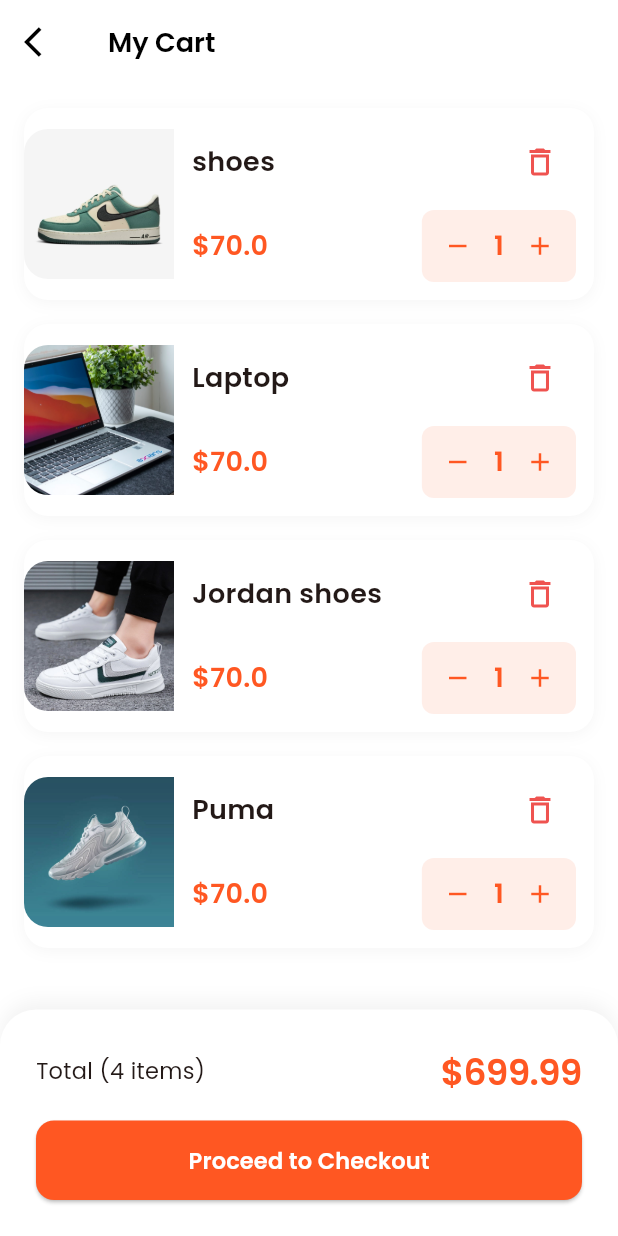
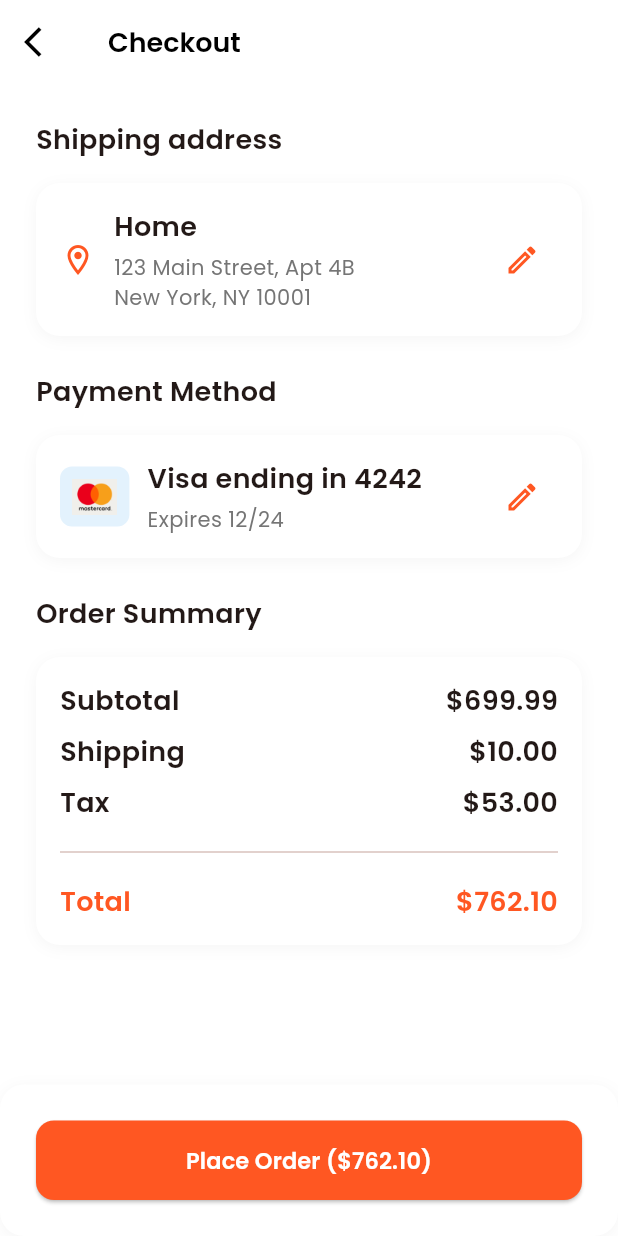
Before and after one commit to abdelrazzaq19/Ecommerce_ui_flutter-, a Flutter app: the CartScreen screen opened directly, after a tap on "Proceed to Checkout", on a phone screen of 412 x 824 dp. Run offline on Flutter 3.47's test engine with Material 3 defaults, Android fonts, the phone set to English and light mode, and no system bars; our stand-ins replace get, get_storage, google_fonts, lottie, share_plus; accounts and stored records are empty.

Commit message:
13 commit

```diff
--- a/lib/view/cart_screen.dart
+++ b/lib/view/cart_screen.dart
@@ -2,6 +2,7 @@
 
 import 'package:ecommerce_ui/models/product.dart';
 import 'package:ecommerce_ui/utils/app_textstyles.dart';
+import 'package:ecommerce_ui/view/checkout/screens/checkout_screen.dart';
 import 'package:flutter/material.dart';
 import 'package:get/route_manager.dart';
 
@@ -300,9 +301,7 @@ class CartScreen extends StatelessWidget {
           SizedBox(
             width: double.infinity,
             child: ElevatedButton(
-              onPressed: () {
-                // navigate to checkout screen
-              },
+              onPressed: () => Get.to(() => CheckoutScreen()),
               style: ElevatedButton.styleFrom(
                 backgroundColor: Theme.of(context).primaryColor,
                 padding: EdgeInsets.symmetric(vertical: 16),
--- /dev/null
+++ b/lib/view/checkout/screens/checkout_screen.dart
@@ -0,0 +1,78 @@
+import 'package:ecommerce_ui/utils/app_textstyles.dart';
+import 'package:ecommerce_ui/view/checkout/widgets/address_card.dart';
+import 'package:ecommerce_ui/view/checkout/widgets/checkout_bottom_bar.dart';
+import 'package:ecommerce_ui/view/checkout/widgets/order_summary_card.dart';
+import 'package:ecommerce_ui/view/checkout/widgets/payment_method_card.dart';
+import 'package:ecommerce_ui/view/order%20confirmation/screens/order_confirmation_screen.dart';
+import 'package:flutter/material.dart';
+import 'package:get/get_navigation/src/extension_navigation.dart';
+import 'package:get/utils.dart';
+
+class CheckoutScreen extends StatelessWidget {
+  const CheckoutScreen({super.key});
+
+  @override
+  Widget build(BuildContext context) {
+    final isDark = Theme.of(context).brightness == Brightness.dark;
+    return Scaffold(
+      appBar: AppBar(
+        leading: IconButton(
+          onPressed: () => Get.back(),
+          icon: Icon(
+            Icons.arrow_back_ios,
+            color: isDark ? Colors.white : Colors.black,
+          ),
+        ),
+        title: Text(
+          "Checkout",
+          style: AppTextstyles.withColor(
+            AppTextstyles.h3,
+            isDark ? Colors.white : Colors.black,
+          ),
+        ),
+      ),
+      body: SingleChildScrollView(
+        padding: EdgeInsets.all(24),
+        child: Column(
+          crossAxisAlignment: CrossAxisAlignment.start,
+          children: [
+            _buildSectionTitle(context, "Shipping address"),
+            SizedBox(height: 16),
+            AddressCard(),
+            SizedBox(height: 24),
+            _buildSectionTitle(context, "Payment Method"),
+            SizedBox(height: 16),
+            PaymentMethodCard(),
+            SizedBox(height: 24),
+            _buildSectionTitle(context, "Order Summary"),
+            SizedBox(height: 16),
+            OrderSummaryCard(),
+          ],
+        ),
+      ),
+      bottomNavigationBar: CheckoutBottomBar(
+        totalAmount: 762.10,
+        onPlaceOrder: () {
+          // generate a random order number (in real app, this would come from backend)
+          final orderNumber =
+              "ORD${DateTime.now().millisecondsSinceEpoch.toString().substring(7)}";
+
+          Get.to(() => OrderConfirmationScreen(
+            orderNumber: orderNumber,
+            totalAmount: 762.10,
+          ));
+        },
+      ),
+    );
+  }
+
+  Widget _buildSectionTitle(BuildContext context, String title) {
+    return Text(
+      title,
+      style: AppTextstyles.withColor(
+        AppTextstyles.h3,
+        Theme.of(context).textTheme.bodyLarge!.color!,
+      ),
+    );
+  }
+}
--- /dev/null
+++ b/lib/view/checkout/widgets/address_card.dart
@@ -0,0 +1,69 @@
+import 'package:ecommerce_ui/utils/app_textstyles.dart';
+import 'package:flutter/material.dart';
+
+class AddressCard extends StatelessWidget {
+  const AddressCard({super.key});
+
+  @override
+  Widget build(BuildContext context) {
+    final isDark = Theme.of(context).brightness == Brightness.dark;
+    return Container(
+      padding: EdgeInsets.all(16),
+      decoration: BoxDecoration(
+        color: Theme.of(context).cardColor,
+        borderRadius: BorderRadius.circular(16),
+        boxShadow: [
+          BoxShadow(
+            color: isDark
+                ? Colors.black.withOpacity(0.2)
+                : Colors.grey.withOpacity(0.1),
+            blurRadius: 8,
+            offset: Offset(0, 2),
+          ),
+        ],
+      ),
+      child: Column(
+        children: [
+          Row(
+            children: [
+              Icon(
+                Icons.location_on_outlined,
+                color: Theme.of(context).primaryColor,
+              ),
+              SizedBox(width: 12),
+              Expanded(
+                child: Column(
+                  crossAxisAlignment: CrossAxisAlignment.start,
+                  children: [
+                    Text(
+                      "Home",
+                      style: AppTextstyles.withColor(
+                        AppTextstyles.bodyLarge,
+                        Theme.of(context).textTheme.bodyLarge!.color!,
+                      ),
+                    ),
+                    SizedBox(height: 4),
+                    Text(
+                      "123 Main Street, Apt 4B\nNew York, NY 10001",
+                      style: AppTextstyles.withColor(
+                        AppTextstyles.bodySmall,
+                        isDark ? Colors.grey[400]! : Colors.grey[600]!,
+                      ),
+                    ),
+                  ],
+                ),
+              ),
+              IconButton(
+                onPressed: () {},
+                icon: Icon(
+                  Icons.edit_outlined,
+                  color: Theme.of(context).primaryColor,
+                ),
+              ),
+            ],
+          ),
+        ],
+      ),
+    );
+  }
+}
--- /dev/null
+++ b/lib/view/checkout/widgets/checkout_bottom_bar.dart
@@ -0,0 +1,53 @@
+import 'package:ecommerce_ui/utils/app_textstyles.dart';
+import 'package:flutter/material.dart';
+
+class CheckoutBottomBar extends StatelessWidget {
+  final double totalAmount;
+  final VoidCallback onPlaceOrder;
+
+  const CheckoutBottomBar({
+    super.key,
+    required this.totalAmount,
+    required this.onPlaceOrder,
+  });
+
+  @override
+  Widget build(BuildContext context) {
+    final isDark = Theme.of(context).brightness == Brightness.dark;
+    return SafeArea(
+      child: Container(
+        padding: EdgeInsets.all(24),
+        decoration: BoxDecoration(
+          color: Theme.of(context).cardColor,
+          borderRadius: BorderRadius.circular(16),
+          boxShadow: [
+            BoxShadow(
+              color: isDark
+                  ? Colors.black.withOpacity(0.2)
+                  : Colors.grey.withOpacity(0.1),
+              blurRadius: 8,
+              offset: Offset(0, 2),
+            ),
+          ],
+        ),
+        child: ElevatedButton(
+          onPressed: onPlaceOrder,
+          style: ElevatedButton.styleFrom(
+            backgroundColor: Theme.of(context).primaryColor,
+            padding: EdgeInsets.symmetric(vertical: 16),
+            shape: RoundedRectangleBorder(
+              borderRadius: BorderRadius.circular(12),
+            ),
+          ),
+          child: Text(
+            "Place Order (\$${totalAmount.toStringAsFixed(2)})",
+            style: AppTextstyles.withColor(
+              AppTextstyles.buttonMedium,
+              Colors.white,
+            ),
+          ),
+        ),
+      ),
+    );
+  }
+}
--- /dev/null
+++ b/lib/view/checkout/widgets/order_summary_card.dart
@@ -0,0 +1,61 @@
+import 'package:ecommerce_ui/utils/app_textstyles.dart';
+import 'package:flutter/material.dart';
+
+class OrderSummaryCard extends StatelessWidget {
+  const OrderSummaryCard({super.key});
+
+  @override
+  Widget build(BuildContext context) {
+    final isDark = Theme.of(context).brightness == Brightness.dark;
+    return Container(
+      padding: EdgeInsets.all(16),
+      decoration: BoxDecoration(
+        color: Theme.of(context).cardColor,
+        borderRadius: BorderRadius.circular(16),
+        boxShadow: [
+          BoxShadow(
+            color: isDark
+                ? Colors.black.withOpacity(0.2)
+                : Colors.grey.withOpacity(0.1),
+            blurRadius: 8,
+            offset: Offset(0, 2),
+          ),
+        ],
+      ),
+      child: Column(
+        children: [
+          _buildSummaryRow(context, "Subtotal", "\$699.99"),
+          SizedBox(height: 8),
+          _buildSummaryRow(context, "Shipping", "\$10.00"),
+          SizedBox(height: 8),
+          _buildSummaryRow(context, "Tax", "\$53.00"),
+          Padding(
+            padding: EdgeInsetsGeometry.symmetric(vertical: 12),
+            child: Divider(),
+          ),
+          _buildSummaryRow(context, "Total", "\$762.10", isTotal: true),
+        ],
+      ),
+    );
+  }
+
+  Widget _buildSummaryRow(
+    BuildContext context,
+    String label,
+    String value, {
+    bool isTotal = false,
+  }) {
+    final textStyle = isTotal ? AppTextstyles.h3 : AppTextstyles.bodyLarge;
+    final color = isTotal
+        ? Theme.of(context).primaryColor
+        : Theme.of(context).textTheme.bodyLarge!.color!;
+
+    return Row(
+      mainAxisAlignment: MainAxisAlignment.spaceBetween,
+      children: [
+        Text(label, style: AppTextstyles.withColor(textStyle, color)),
+        Text(value, style: AppTextstyles.withColor(textStyle, color)),
+      ],
+    );
+  }
+}
--- /dev/null
+++ b/lib/view/checkout/widgets/payment_method_card.dart
@@ -0,0 +1,73 @@
+import 'package:ecommerce_ui/utils/app_textstyles.dart';
+import 'package:flutter/material.dart';
+
+class PaymentMethodCard extends StatelessWidget {
+  const PaymentMethodCard({super.key});
+
+  @override
+  Widget build(BuildContext context) {
+    final isDark = Theme.of(context).brightness == Brightness.dark;
+    return Container(
+      padding: EdgeInsets.all(16),
+      decoration: BoxDecoration(
+        color: Theme.of(context).cardColor,
+        borderRadius: BorderRadius.circular(16),
+        boxShadow: [
+          BoxShadow(
+            color: isDark
+                ? Colors.black.withOpacity(0.2)
+                : Colors.grey.withOpacity(0.1),
+            blurRadius: 8,
+            offset: Offset(0, 2),
+          ),
+        ],
+      ),
+      child: Column(
+        children: [
+          Row(
+            children: [
+              Container(
+                padding: EdgeInsets.all(8),
+                decoration: BoxDecoration(
+                  color: Colors.blue[50],
+                  borderRadius: BorderRadius.circular(8),
+                ),
+                child: Image.asset("assets/images/mastercard.png", height: 24),
+              ),
+              SizedBox(width: 12),
+              Expanded(
+                child: Column(
+                  crossAxisAlignment: CrossAxisAlignment.start,
+                  children: [
+                    Text(
+                      "Visa ending in 4242",
+                      style: AppTextstyles.withColor(
+                        AppTextstyles.bodyLarge,
+                        Theme.of(context).textTheme.bodyLarge!.color!,
+                      ),
+                    ),
+                    SizedBox(height: 4),
+                    Text(
+                      "Expires 12/24",
+                      style: AppTextstyles.withColor(
+                        AppTextstyles.bodySmall,
+                        isDark ? Colors.grey[400]! : Colors.grey[600]!,
+                      ),
+                    ),
+                  ],
+                ),
+              ),
+              IconButton(
+                onPressed: () {},
+                icon: Icon(
+                  Icons.edit_outlined,
+                  color: Theme.of(context).primaryColor,
+                ),
+              ),
+            ],
+          ),
+        ],
+      ),
+    );
+  }
+}
--- a/lib/view/help center/screens/help_center_screen.dart
+++ b/lib/view/help center/screens/help_center_screen.dart
@@ -1,6 +1,7 @@
 // ignore_for_file: deprecated_member_use
 
 import 'package:ecommerce_ui/utils/app_textstyles.dart';
+import 'package:ecommerce_ui/view/help%20center/widgets/contact_support_section.dart';
 import 'package:ecommerce_ui/view/help%20center/widgets/help_categories_section.dart';
 import 'package:ecommerce_ui/view/help%20center/widgets/popular_questions_section.dart';
 import 'package:flutter/material.dart';
@@ -38,7 +39,9 @@ class HelpCenterScreen extends StatelessWidget {
           SizedBox(height: 24),
           PopularQuestionsSection(),
           SizedBox(height: 24),
-          const HelpCategoriesSection(),
+          HelpCategoriesSection(),
+          SizedBox(height: 24),
+          ContactSupportSection(),
           ],
         ),
       ),
--- a/lib/view/help center/widgets/help_categories_section.dart
+++ b/lib/view/help center/widgets/help_categories_section.dart
@@ -36,6 +36,7 @@ class HelpCategoriesSection extends StatelessWidget {
               mainAxisSpacing: 16,
               childAspectRatio: 1.5,
             ),
+            itemCount: categories.length,
             itemBuilder: (context, index) {
               return CategoryCard(
                 title: categories[index]['title'] as String,
--- a/pubspec.yaml
+++ b/pubspec.yaml
@@ -38,6 +38,7 @@ dependencies:
   get: ^4.6.6
   get_storage: ^2.1.1
   share_plus: ^11.0.0
+  lottie: ^2.7.0
 
 dev_dependencies:
   flutter_test:
@@ -64,6 +65,7 @@ flutter:
   # To add assets to your application, add an assets section, like this:
   assets:
   - assets/images/
+  - assets/animations/
 
   # An image asset can refer to one or more resolution-specific "variants", see
   # https://flutter.dev/to/resolution-aware-images
```
Also changed, not shown: lib/view/help center/widgets/contact_support_section.dart (added, +64 -0 lines), lib/view/order confirmation/screens/order_confirmation_screen.dart (added, +92 -0 lines), lib/view/privacy policy/views/screens/privacy_policy_screen.dart (added, +82 -0 lines), lib/view/privacy policy/views/widgets/info_section.dart (added, +51 -0 lines), lib/view/settings_screen.dart (+11 -4 lines), lib/view/terms of services/view/screens/terms_of_service_screen.dart (added, +81 -0 lines), pubspec.lock.
